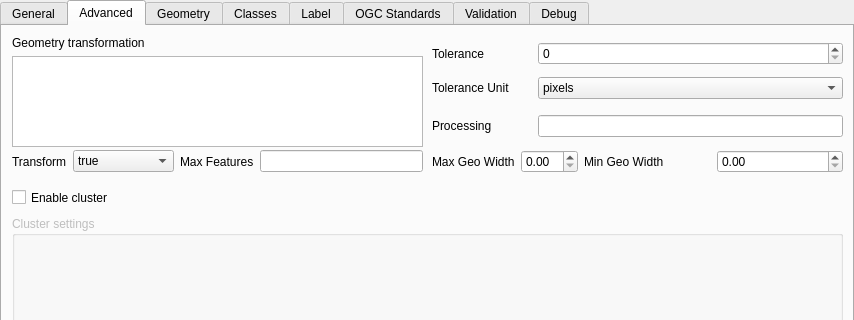
Qt form layersettings.ui (QMapfileEditor/QMapfileEditor) before a commit; both pictures show x 0 to 854 and y 0 to 320 of the 854 by 582 pixel window.
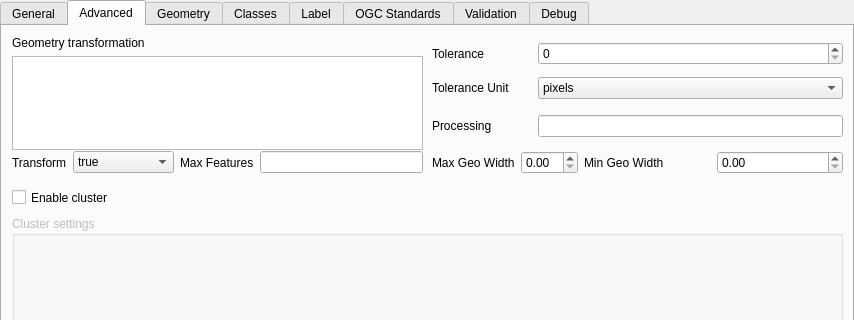
The same form after that commit. The open tabs and pages were chosen to show the change. Icons and pictures are not drawn.

```diff
--- a/layersettings.ui
+++ b/layersettings.ui
@@ -903,7 +903,7 @@
       <x>10</x>
       <y>10</y>
       <width>411</width>
-      <height>111</height>
+      <height>114</height>
      </rect>
     </property>
     <layout class="QVBoxLayout" name="verticalLayout_5">
@@ -925,7 +925,7 @@
       <x>430</x>
       <y>120</y>
       <width>411</width>
-      <height>32</height>
+      <height>33</height>
      </rect>
     </property>
     <layout class="QHBoxLayout" name="horizontalLayout_25">
@@ -1201,7 +1201,7 @@
       <x>10</x>
       <y>120</y>
       <width>411</width>
-      <height>31</height>
+      <height>33</height>
      </rect>
     </property>
     <layout class="QHBoxLayout" name="horizontalLayout_44">
```
Left out of the diff: 12 changed lines with no effect on the pictures.
